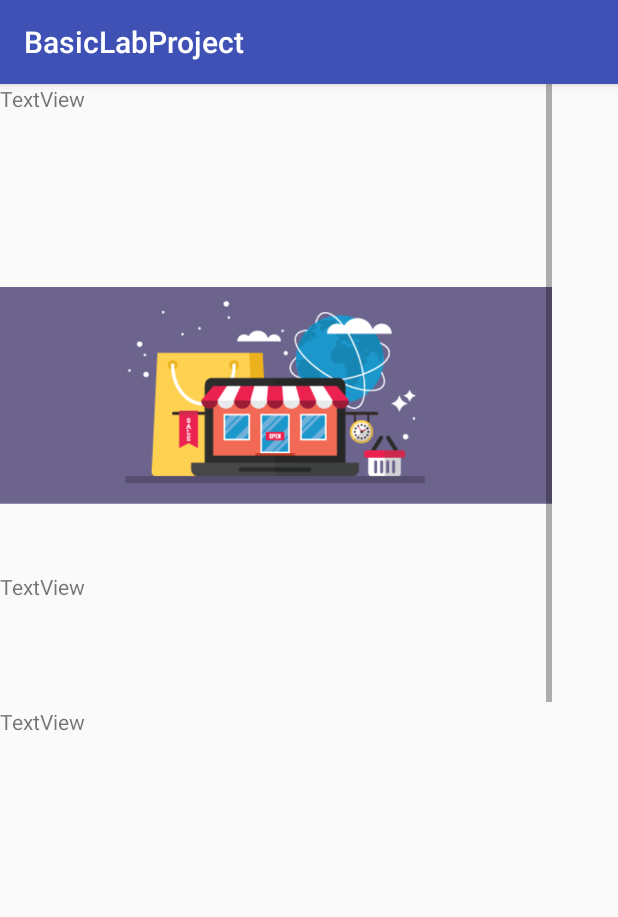
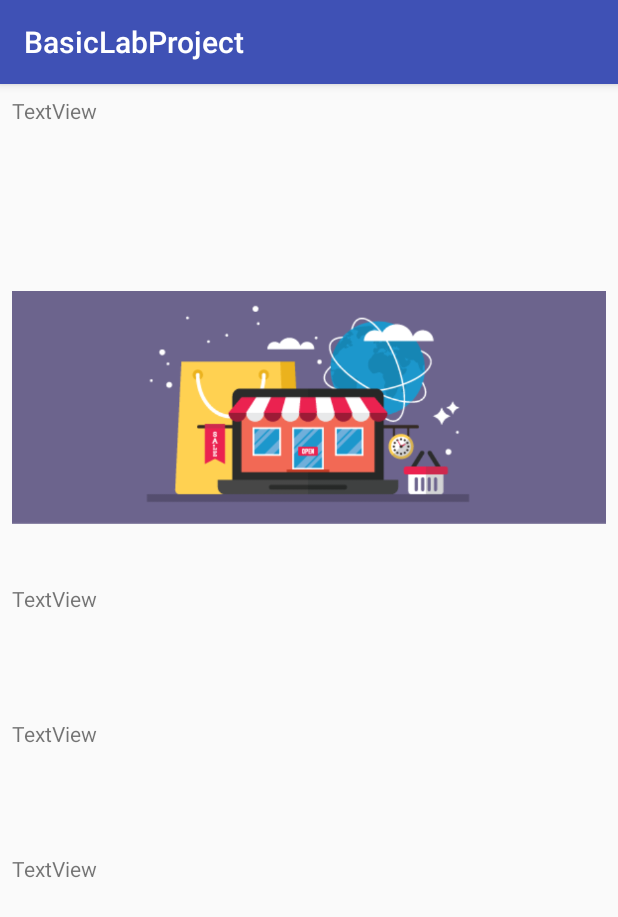
Before and after one commit to Team4SuccessTechnologyofSoftware/BasicLabProject, an Android app: the bargain screen opened directly, with no data from a screen before it, on a phone screen of 412 x 824 dp. Shown: the top 917 px of the screen. Run offline under Robolectric (Android 15) with nearby library versions, the phone set to English and light mode, and no system bars.

Commit message:
bargain activity.xml

```diff
--- a/app/src/main/res/layout/activity_bargain.xml
+++ b/app/src/main/res/layout/activity_bargain.xml
@@ -9,14 +9,24 @@
     tools:layout_editor_absoluteX="0dp">
 
     <ScrollView
-        android:layout_width="368dp"
-        android:layout_height="495dp"
-        tools:layout_editor_absoluteY="8dp"
-        tools:layout_editor_absoluteX="8dp">
+        android:layout_width="0dp"
+        android:layout_height="0dp"
+        tools:layout_constraintTop_creator="1"
+        tools:layout_constraintRight_creator="1"
+        tools:layout_constraintBottom_creator="1"
+        android:layout_marginStart="8dp"
+        app:layout_constraintBottom_toBottomOf="parent"
+        android:layout_marginEnd="8dp"
+        app:layout_constraintRight_toRightOf="parent"
+        android:layout_marginTop="8dp"
+        tools:layout_constraintLeft_creator="1"
+        android:layout_marginBottom="8dp"
+        app:layout_constraintLeft_toLeftOf="parent"
+        app:layout_constraintTop_toTopOf="parent">
 
         <LinearLayout
             android:layout_width="match_parent"
-            android:layout_height="wrap_content"
+            android:layout_height="match_parent"
             android:orientation="vertical"
             tools:layout_editor_absoluteX="8dp"
             tools:layout_editor_absoluteY="8dp">
--- a/app/src/main/res/layout/sellscreen.xml
+++ b/app/src/main/res/layout/sellscreen.xml
@@ -1,10 +1,12 @@
 <?xml version="1.0" encoding="utf-8"?>
-
-    <RelativeLayout xmlns:android="http://schemas.android.com/apk/res/android"
+    <ScrollView xmlns:android="http://schemas.android.com/apk/res/android"
         xmlns:app="http://schemas.android.com/apk/res-auto"
         android:layout_width="match_parent"
         android:layout_height="match_parent"
         android:background="#6C648D">
+    <RelativeLayout
+        android:layout_width="match_parent"
+        android:layout_height="match_parent">
 
         <ImageView
             android:id="@+id/productImage"
@@ -117,5 +119,5 @@
         android:layout_toEndOf="@+id/checkLayout"
         android:text="location"
         android:visibility="invisible" />
-
-</RelativeLayout>
+    </RelativeLayout>
+</ScrollView>
```
